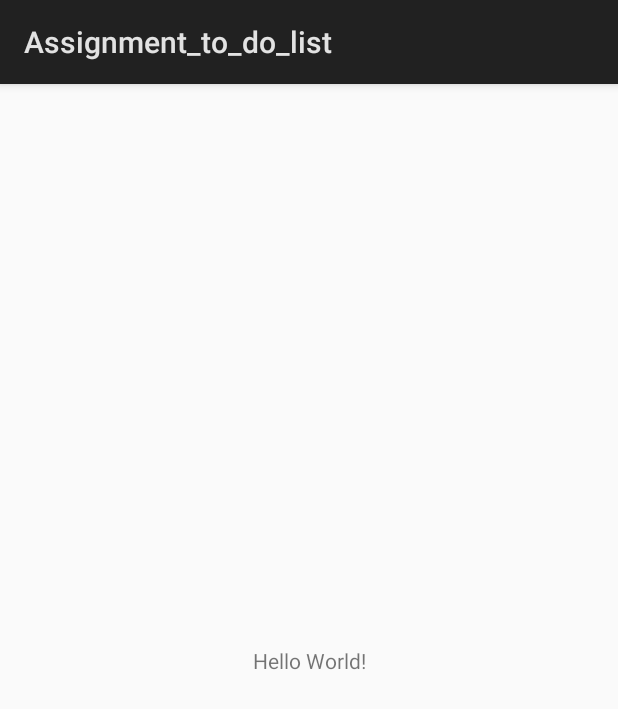
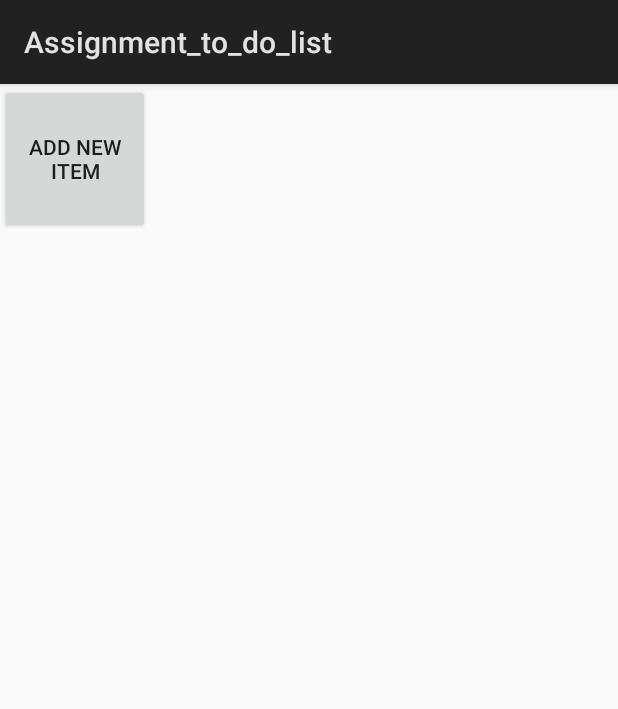
Before and after one commit to adiljay05/to_do_list_andriod, an Android app: the screen it shows after launch (MainActivity), on a phone screen of 412 x 824 dp. Shown: the top 709 px of the screen. Run offline under Robolectric (Android 15) with nearby library versions, the phone set to English and light mode, and no system bars.

Commit message:
Completetion of bracket 2 1. Added a dialogue box that will take input of a new list 2. List is being stored in the SQLITE Database.

```diff
--- a/app/src/main/AndroidManifest.xml
+++ b/app/src/main/AndroidManifest.xml
@@ -16,6 +16,7 @@
                 <category android:name="android.intent.category.LAUNCHER" />
             </intent-filter>
         </activity>
+        <activity android:name=".items"></activity>
     </application>
 
 </manifest>
--- a/app/src/main/java/com/example/assignment_to_do_list/assignment_to_do_list/MainActivity.java
+++ b/app/src/main/java/com/example/assignment_to_do_list/assignment_to_do_list/MainActivity.java
@@ -1,15 +1,112 @@
 package com.example.assignment_to_do_list.assignment_to_do_list;
 
 import android.app.Activity;
+import android.app.AlertDialog;
+import android.content.DialogInterface;
+import android.content.Intent;
+import android.database.Cursor;
 import android.os.Bundle;
+import android.text.InputType;
+import android.view.View;
+import android.widget.AdapterView;
+import android.widget.ArrayAdapter;
+import android.widget.Button;
+import android.widget.EditText;
+import android.widget.ListView;
+import android.widget.Toast;
+
+import java.util.ArrayList;
 
 public class MainActivity extends Activity {
 
+    public String m_Text = "";
     public databaseHelper mydb;
+    ArrayList<String> arr=new ArrayList<>();
     @Override
     protected void onCreate(Bundle savedInstanceState) {
         super.onCreate(savedInstanceState);
         setContentView(R.layout.activity_main);
+        Button b=findViewById(R.id.newItemButton);
+        mydb=new databaseHelper(getApplicationContext());
+
+        Cursor data=mydb.getData();
+        if(data.getCount() == 0) {
+            Toast.makeText(this,"empty database",Toast.LENGTH_SHORT).show();
+            //return;
+        }
+        else {
+            while (data.moveToNext()) {
+                arr.add(data.getString(1));
+            }
+        }
+
+        b.setOnClickListener(new View.OnClickListener() {
+            @Override
+            public void onClick(View view) {
+                openDialogue();
+            }
+        });
         mydb =new databaseHelper(this);
+        ListView l=findViewById(R.id.listView);
+        final ArrayAdapter<String> aa = new ArrayAdapter<>(this,
+                android.R.layout.simple_list_item_1, arr);
+        l.setAdapter(aa);
+        l.setOnItemClickListener(new AdapterView.OnItemClickListener() {
+            @Override
+            public void onItemClick(AdapterView<?> adapterView, View view, int i, long l) {
+                //set a new intent here to start a new activity and show the items of a list.
+                Intent in=new Intent(getApplicationContext(),items.class);
+                in.putExtra("name",aa.getItem(i).toString());
+                startActivity(in);
+                Toast.makeText(getApplicationContext(),aa.getItem(i),Toast.LENGTH_SHORT).show();
+            }
+        });
     }
+    public void openDialogue()
+    {
+        AlertDialog.Builder builder = new AlertDialog.Builder(this);
+        builder.setTitle("Enter list Name");
+
+        final EditText input = new EditText(this);
+        input.setInputType(InputType.TYPE_CLASS_TEXT );
+        builder.setView(input);
+
+        builder.setPositiveButton("OK", new DialogInterface.OnClickListener() {
+            @Override
+            public void onClick(DialogInterface dialog, int which) {
+                m_Text = input.getText().toString();
+                if(m_Text=="")
+                    return;
+                if(arr.contains(m_Text))
+                    Toast.makeText(getApplicationContext(),"name already exists",Toast.LENGTH_SHORT).show();
+                else {
+                    Toast.makeText(getApplicationContext(), m_Text, Toast.LENGTH_SHORT).show();
+                    arr.add(m_Text);
+                    mydb=new databaseHelper(getApplicationContext());
+                    Boolean n=mydb.insertData(m_Text);
+                    if(n)
+                    {
+                        Toast.makeText(getApplicationContext(),"Data Inserted",Toast.LENGTH_SHORT).show();
+                    }
+                    else{
+                        Toast.makeText(getApplicationContext(),"Name Already Exists",Toast.LENGTH_SHORT).show();
+                    }
+                }
+            }
+        });
+        builder.setNegativeButton("Cancel", new DialogInterface.OnClickListener() {
+            @Override
+            public void onClick(DialogInterface dialog, int which) {
+                dialog.cancel();
+                Toast.makeText(getApplicationContext(),"Canceled by user", Toast.LENGTH_SHORT).show();
+            }
+        });
+
+        builder.show();
+    }
+
+
+
+
+
 }
--- a/app/src/main/java/com/example/assignment_to_do_list/assignment_to_do_list/databaseHelper.java
+++ b/app/src/main/java/com/example/assignment_to_do_list/assignment_to_do_list/databaseHelper.java
@@ -1,6 +1,8 @@
 package com.example.assignment_to_do_list.assignment_to_do_list;
 
+import android.content.ContentValues;
 import android.content.Context;
+import android.database.Cursor;
 import android.database.sqlite.SQLiteDatabase;
 import android.database.sqlite.SQLiteOpenHelper;
 
@@ -18,7 +20,7 @@ public class databaseHelper extends SQLiteOpenHelper {
 
     public databaseHelper(Context context) {
         super(context, DATABASE_NAME, null, 1);
-        SQLiteDatabase db=this.getWritableDatabase();
+        SQLiteDatabase db = this.getWritableDatabase();
     }
 
     @Override
@@ -34,4 +36,23 @@ public class databaseHelper extends SQLiteOpenHelper {
         sqLiteDatabase.execSQL("DROP TABLE IF EXISTS"+TABLE2_NAME);
         onCreate(sqLiteDatabase);
     }
+
+    public Boolean insertData(String name) {
+        SQLiteDatabase db = this.getWritableDatabase();
+        ContentValues contentValues = new ContentValues();
+        contentValues.put("Name",name);
+        long result = db.insert(TABLE_NAME,null ,contentValues);
+        if(result == -1)
+            return false;
+        else
+            return true;
+    }
+
+
+    public Cursor getData()
+    {
+        SQLiteDatabase db=this.getWritableDatabase();
+        Cursor result=db.rawQuery("select * from data",null);
+        return result;
+    }
 }
--- a/app/src/main/res/layout/activity_main.xml
+++ b/app/src/main/res/layout/activity_main.xml
@@ -1,18 +1,26 @@
 <?xml version="1.0" encoding="utf-8"?>
-<android.support.constraint.ConstraintLayout xmlns:android="http://schemas.android.com/apk/res/android"
-    xmlns:app="http://schemas.android.com/apk/res-auto"
+<RelativeLayout xmlns:android="http://schemas.android.com/apk/res/android"
     xmlns:tools="http://schemas.android.com/tools"
     android:layout_width="match_parent"
     android:layout_height="match_parent"
     tools:context=".MainActivity">
 
-    <TextView
-        android:layout_width="wrap_content"
-        android:layout_height="wrap_content"
-        android:text="Hello World!"
-        app:layout_constraintBottom_toBottomOf="parent"
-        app:layout_constraintLeft_toLeftOf="parent"
-        app:layout_constraintRight_toRightOf="parent"
-        app:layout_constraintTop_toTopOf="parent" />
 
-</android.support.constraint.ConstraintLayout>
+        android:layout_width="match_parent"
+        android:layout_height="match_parent">
+
+        <Button
+            android:layout_width="100dp"
+            android:layout_height="100dp"
+            android:text="Add new item"
+            android:id="@+id/newItemButton"
+            />
+        <ListView
+            android:layout_width="match_parent"
+            android:layout_height="match_parent"
+            android:id="@+id/listView"
+            android:layout_below="@id/newItemButton"
+            />
+
+
+</RelativeLayout>
```
Also changed, not shown: app/src/main/java/com/example/assignment_to_do_list/assignment_to_do_list/items.java (added, +18 -0 lines), app/src/main/res/layout/activity_items.xml (added, +17 -0 lines).
